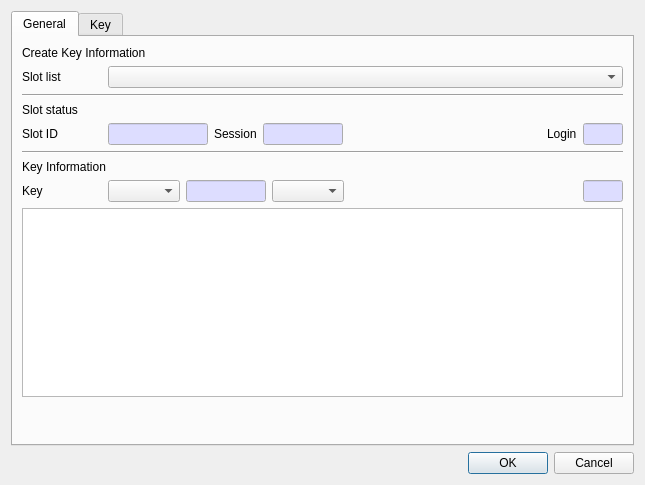
jykim74/CryptokiMan, file CryptokiMan/create_key_dlg.ui: the form before one commit.
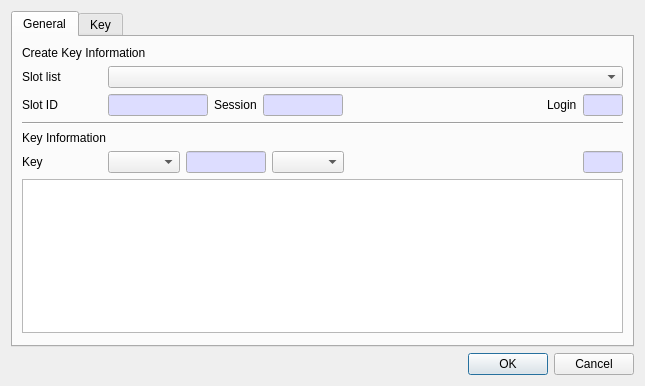
The form after the commit. The open tabs and pages were chosen to show the change.

Diff of the .ui file:
```diff
--- a/CryptokiMan/create_key_dlg.ui
+++ b/CryptokiMan/create_key_dlg.ui
@@ -7,7 +7,7 @@
     <x>0</x>
     <y>0</y>
     <width>645</width>
-    <height>485</height>
+    <height>386</height>
    </rect>
   </property>
   <property name="windowTitle">
@@ -61,20 +61,6 @@
          </item>
         </layout>
        </item>
-       <item>
-        <widget class="Line" name="line">
-         <property name="orientation">
-          <enum>Qt::Horizontal</enum>
-         </property>
-        </widget>
-       </item>
-       <item>
-        <widget class="QLabel" name="label_2">
-         <property name="text">
-          <string>Slot status</string>
-         </property>
-        </widget>
-       </item>
        <item>
         <layout class="QGridLayout" name="gridLayout_3">
          <property name="topMargin">
```
Left out of the diff: 2 changed lines with no effect on the pictures.
